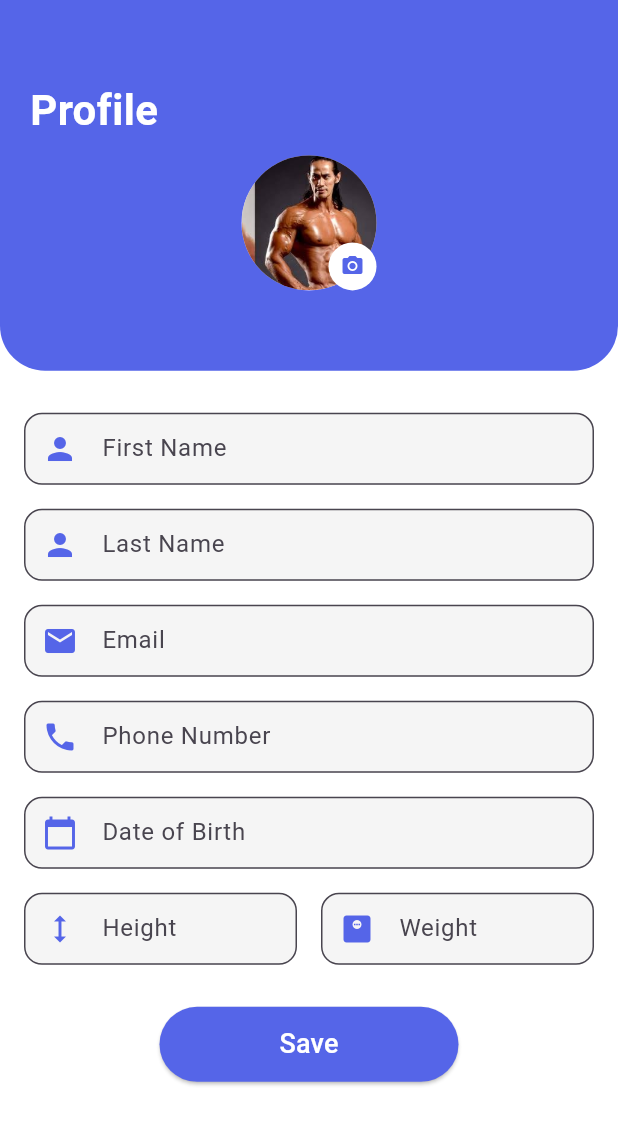
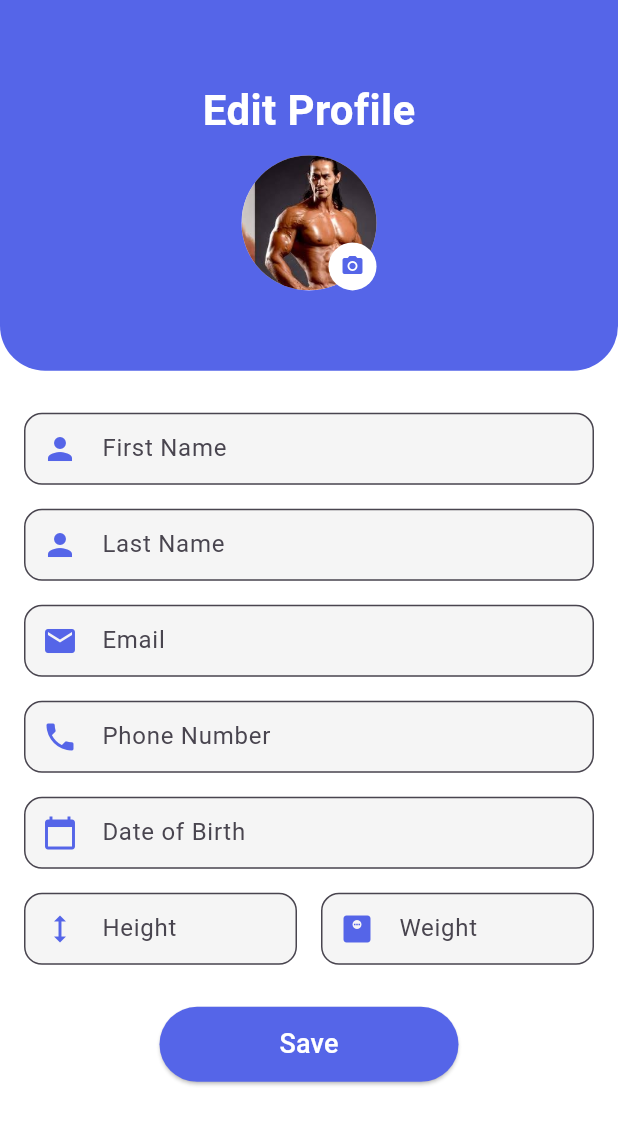
Before and after one commit to KevinArdiprana46/6_B_Gym, a Flutter app: the EditProfile screen opened directly, after a tap on "Save", on a phone screen of 412 x 824 dp. Shown: the top 1125 px of the screen. Run offline on Flutter 3.47's test engine with Material 3 defaults, Android fonts, the phone set to English and light mode, and no system bars; our stand-ins replace camera, image_picker, motion_tab_bar, shared_preferences; accounts and stored records are empty; network calls fail.

Commit message:
profile masih bug

```diff
--- a/lib/view/Profile/editprofile.dart
+++ b/lib/view/Profile/editprofile.dart
@@ -71,21 +71,15 @@ class _EditProfileState extends State<EditProfile> {
         tanggal_lahir: _dateOfBirthController.text,
         height: int.parse(_heightController.text),
         weight: int.parse(_weightController.text),
-        profile_picture:
-            _profile_picture, // Pastikan ini terisi dengan path gambar baru
+        profile_picture: _profile_picture,
       );
 
       try {
         final response = await ProfileClient.update(profile: updatedProfile);
         if (response.statusCode == 200) {
-          ScaffoldMessenger.of(context).showSnackBar(
-            SnackBar(content: Text("Profile updated successfully!")),
-          );
           Navigator.pushReplacement(
             context,
-            MaterialPageRoute(
-                builder: (context) =>
-                    ProfilePage()), // Mengarah ke halaman profil setelah update
+            MaterialPageRoute(builder: (context) => ProfilePage()),
           );
         } else {
           throw Exception("Failed to update profile");
@@ -162,9 +156,9 @@ class _EditProfileState extends State<EditProfile> {
               mainAxisAlignment: MainAxisAlignment.center,
               children: [
                 Align(
-                  alignment: Alignment.centerLeft,
+                  alignment: Alignment.center,
                   child: Text(
-                    'Profile',
+                    "Edit Profile",
                     style: TextStyle(
                       fontSize: 28,
                       fontWeight: FontWeight.bold,
--- a/lib/view/Profile/profile.dart
+++ b/lib/view/Profile/profile.dart
@@ -143,10 +143,6 @@ class _ProfilePageState extends State<ProfilePage>
                     backgroundColor: Colors.white,
                     child: CircleAvatar(
                       radius: 55,
-                      backgroundImage: profile_picture != null
-                          ? FileImage(File(profile_picture!))
-                          : const AssetImage('images/download.jpg')
-                              as ImageProvider,
                     ),
                   ),
                   const SizedBox(height: 16),
```
Also changed, not shown: lib/client/ProfileClient.dart (+38 -32 lines), lib/entity/updateProfileResponse.dart (added, +25 -0 lines).
